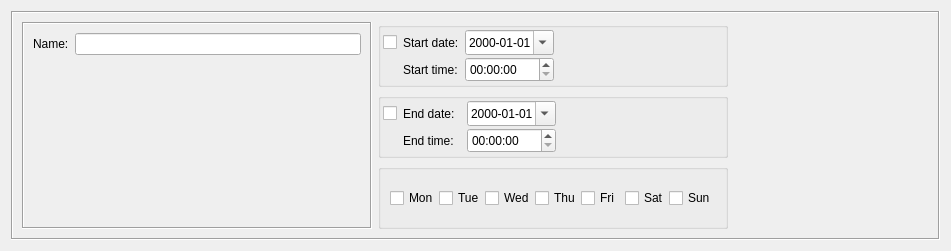
First picture: the form in src/firewallfabrik/gui/ui/timedialog_q.ui, repository Linuxfabrik/firewallfabrik, before the edit.
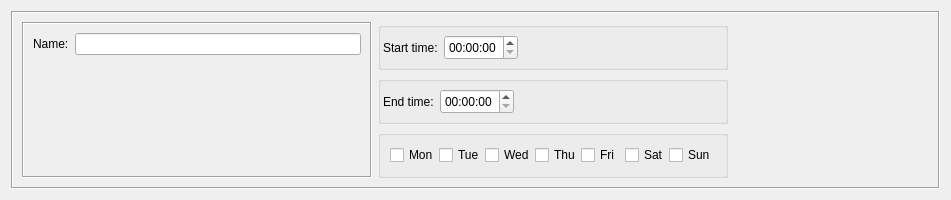
Second picture: the form after the edit. Custom widgets are drawn as their Qt base class.

Diff of the .ui file:
```diff
--- a/src/firewallfabrik/gui/ui/timedialog_q.ui
+++ b/src/firewallfabrik/gui/ui/timedialog_q.ui
@@ -10,7 +10,7 @@
     <x>0</x>
     <y>0</y>
     <width>951</width>
-    <height>251</height>
+    <height>200</height>
    </rect>
   </property>
   <property name="windowTitle">
@@ -147,49 +147,6 @@
              <number>2</number>
             </property>
             <item row="0" column="0">
-             <widget class="QCheckBox" name="useStartDate">
-              <property name="text">
-               <string/>
-              </property>
-             </widget>
-            </item>
-            <item row="0" column="1">
-             <widget class="QLabel" name="label">
-              <property name="text">
-               <string>Start date:</string>
-              </property>
-             </widget>
-            </item>
-            <item row="0" column="2">
-             <widget class="QDateEdit" name="startDate">
-              <property name="minimumSize">
-               <size>
-                <width>0</width>
-                <height>25</height>
-               </size>
-              </property>
-              <property name="displayFormat">
-               <string>yyyy-MM-dd</string>
-              </property>
-              <property name="calendarPopup">
-               <bool>true</bool>
-              </property>
-             </widget>
-            </item>
-            <item row="0" column="3">
-             <spacer>
-              <property name="orientation">
-               <enum>Qt::Orientation::Horizontal</enum>
-              </property>
-              <property name="sizeHint" stdset="0">
-               <size>
-                <width>101</width>
-                <height>25</height>
-               </size>
-              </property>
-             </spacer>
-            </item>
-            <item row="1" column="1">
              <widget class="QLabel" name="textLabel1_3">
               <property name="text">
                <string>Start time:</string>
@@ -199,7 +156,7 @@
               </property>
              </widget>
             </item>
-            <item row="1" column="2">
+            <item row="0" column="1">
              <widget class="QTimeEdit" name="startTime">
               <property name="minimumSize">
                <size>
@@ -209,7 +166,7 @@
               </property>
              </widget>
             </item>
-            <item row="1" column="3">
+            <item row="0" column="2">
              <spacer>
               <property name="orientation">
                <enum>Qt::Orientation::Horizontal</enum>
@@ -247,49 +204,6 @@
              <number>2</number>
             </property>
             <item row="0" column="0">
-             <widget class="QCheckBox" name="useEndDate">
-              <property name="text">
-               <string/>
-              </property>
-             </widget>
-            </item>
-            <item row="0" column="1">
-             <widget class="QLabel" name="label_2">
-              <property name="text">
-               <string>End date:  </string>
-              </property>
-             </widget>
-            </item>
-            <item row="0" column="2">
-             <widget class="QDateEdit" name="endDate">
-              <property name="minimumSize">
-               <size>
-                <width>0</width>
-                <height>25</height>
-               </size>
-              </property>
-              <property name="displayFormat">
-               <string>yyyy-MM-dd</string>
-              </property>
-              <property name="calendarPopup">
-               <bool>true</bool>
-              </property>
-             </widget>
-            </item>
-            <item row="0" column="3">
-             <spacer>
-              <property name="orientation">
-               <enum>Qt::Orientation::Horizontal</enum>
-              </property>
-              <property name="sizeHint" stdset="0">
-               <size>
-                <width>101</width>
-                <height>25</height>
-               </size>
-              </property>
-             </spacer>
-            </item>
-            <item row="1" column="1">
              <widget class="QLabel" name="textLabel1_3_2">
               <property name="text">
                <string>End time:</string>
@@ -299,7 +213,7 @@
               </property>
              </widget>
             </item>
-            <item row="1" column="2">
+            <item row="0" column="1">
              <widget class="QTimeEdit" name="endTime">
               <property name="minimumSize">
                <size>
@@ -309,7 +223,7 @@
               </property>
              </widget>
             </item>
-            <item row="1" column="3">
+            <item row="0" column="2">
              <spacer>
               <property name="orientation">
                <enum>Qt::Orientation::Horizontal</enum>
```
Left out of the diff: 75 changed lines with no effect on the pictures.
